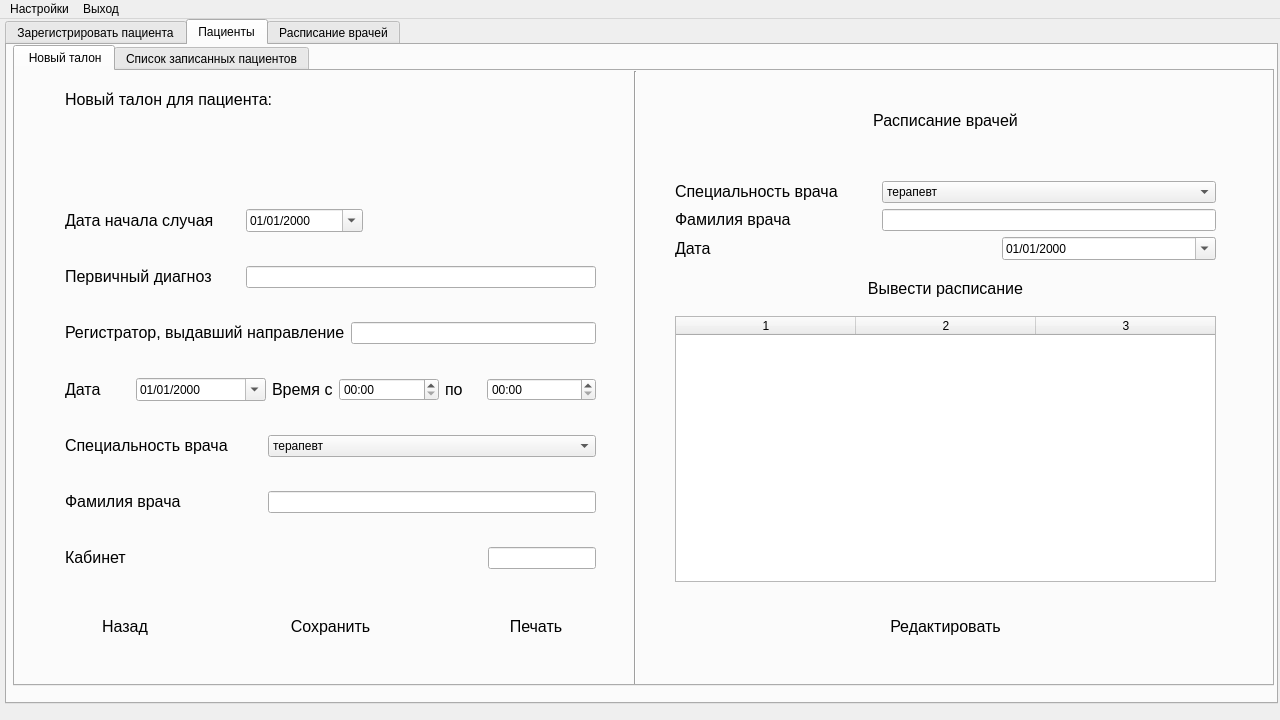
Above: 6th-semester/software-architecture/src/client/View/ApplicationViewUi.ui from theseChains/uni-assignments before the change. Below: the same form after it.
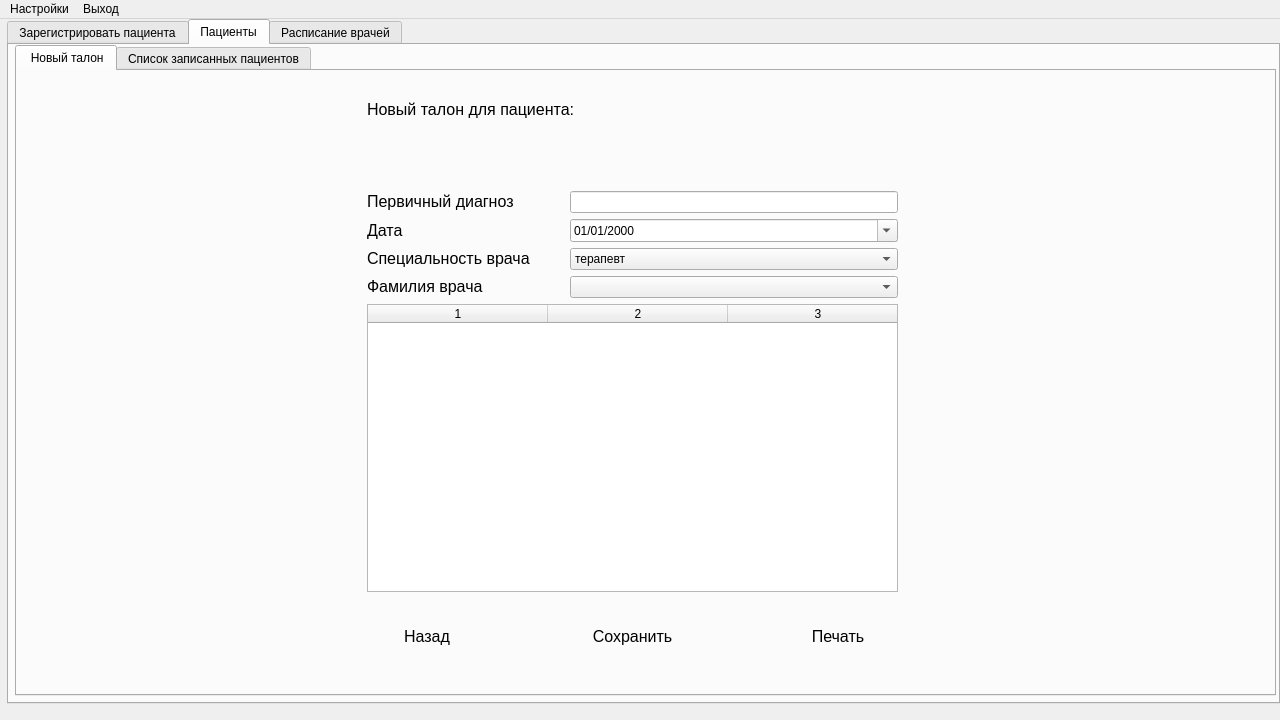
That is the form after the change. The open tabs and pages were chosen to show the change.

Commit message: Fetch id's for appointment and make buggy doctor last name fetching

What changed in the file:
```diff
--- a/6th-semester/software-architecture/src/client/View/ApplicationViewUi.ui
+++ b/6th-semester/software-architecture/src/client/View/ApplicationViewUi.ui
@@ -71,7 +71,7 @@
      <widget class="QTabWidget" name="RegistratorTabs">
       <property name="geometry">
        <rect>
-        <x>4</x>
+        <x>6</x>
         <y>0</y>
         <width>1273</width>
         <height>685</height>
@@ -1891,7 +1891,7 @@
             <x>4</x>
             <y>0</y>
             <width>1261</width>
-            <height>641</height>
+            <height>651</height>
            </rect>
           </property>
           <property name="currentIndex">
@@ -1904,52 +1904,15 @@
            <widget class="QWidget" name="verticalLayoutWidget_6">
             <property name="geometry">
              <rect>
-              <x>50</x>
-              <y>110</y>
+              <x>350</x>
+              <y>120</y>
               <width>531</width>
-              <height>421</height>
+              <height>401</height>
              </rect>
             </property>
-            <layout class="QVBoxLayout" name="verticalLayout_17">
+            <layout class="QVBoxLayout" name="verticalLayout_17" stretch="1,1,1,1,4">
              <item>
-              <layout class="QHBoxLayout" name="horizontalLayout_72" stretch="3,2,4">
-               <property name="spacing">
-                <number>6</number>
-               </property>
-               <item>
-                <widget class="QLabel" name="label_59">
-                 <property name="text">
-                  <string>&lt;html&gt;&lt;head/&gt;&lt;body&gt;&lt;p&gt;&lt;span style=&quot; font-size:12pt;&quot;&gt;Дата начала случая&lt;/span&gt;&lt;/p&gt;&lt;/body&gt;&lt;/html&gt;</string>
-                 </property>
-                </widget>
-               </item>
-               <item>
-                <widget class="QDateEdit" name="dateEdit_5">
-                 <property name="displayFormat">
-                  <string>dd/MM/yyyy</string>
-                 </property>
-                 <property name="calendarPopup">
-                  <bool>true</bool>
-                 </property>
-                </widget>
-               </item>
-               <item>
-                <spacer name="horizontalSpacer_6">
-                 <property name="orientation">
-                  <enum>Qt::Horizontal</enum>
-                 </property>
-                 <property name="sizeHint" stdset="0">
-                  <size>
-                   <width>40</width>
-                   <height>20</height>
-                  </size>
-                 </property>
-                </spacer>
-               </item>
-              </layout>
-             </item>
-             <item>
-              <layout class="QHBoxLayout" name="horizontalLayout_70" stretch="50,100">
+              <layout class="QHBoxLayout" name="horizontalLayout_70" stretch="3,5">
                <property name="spacing">
                 <number>6</number>
                </property>
@@ -1966,24 +1929,7 @@
               </layout>
              </item>
              <item>
-              <layout class="QHBoxLayout" name="horizontalLayout_73" stretch="50,100">
-               <property name="spacing">
-                <number>6</number>
-               </property>
-               <item>
-                <widget class="QLabel" name="label_61">
-                 <property name="text">
-                  <string>&lt;html&gt;&lt;head/&gt;&lt;body&gt;&lt;p&gt;&lt;span style=&quot; font-size:12pt;&quot;&gt;Регистратор, выдавший направление&lt;/span&gt;&lt;/p&gt;&lt;/body&gt;&lt;/html&gt;</string>
-                 </property>
-                </widget>
-               </item>
-               <item>
-                <widget class="QLineEdit" name="lineEdit_40"/>
-               </item>
-              </layout>
-             </item>
-             <item>
-              <layout class="QHBoxLayout" name="horizontalLayout_74" stretch="1,2,5">
+              <layout class="QHBoxLayout" name="horizontalLayout_74" stretch="3,5">
                <property name="spacing">
                 <number>6</number>
                </property>
@@ -2004,48 +1950,6 @@
                  </property>
                 </widget>
                </item>
-               <item>
-                <layout class="QHBoxLayout" name="horizontalLayout_76" stretch="1,2,3">
-                 <property name="spacing">
-                  <number>6</number>
-                 </property>
-                 <item>
-                  <widget class="QLabel" name="label_64">
-                   <property name="text">
-                    <string>&lt;html&gt;&lt;head/&gt;&lt;body&gt;&lt;p&gt;&lt;span style=&quot; font-size:12pt;&quot;&gt;Время с&lt;/span&gt;&lt;/p&gt;&lt;/body&gt;&lt;/html&gt;</string>
-                   </property>
-                  </widget>
-                 </item>
-                 <item>
-                  <widget class="QTimeEdit" name="timeEdit">
-                   <property name="displayFormat">
-                    <string>hh:mm</string>
-                   </property>
-                  </widget>
-                 </item>
-                 <item>
-                  <layout class="QHBoxLayout" name="horizontalLayout_77" stretch="1,3">
-                   <property name="spacing">
-                    <number>6</number>
-                   </property>
-                   <item>
-                    <widget class="QLabel" name="label_65">
-                     <property name="text">
-                      <string>&lt;html&gt;&lt;head/&gt;&lt;body&gt;&lt;p&gt;&lt;span style=&quot; font-size:12pt;&quot;&gt;по&lt;/span&gt;&lt;/p&gt;&lt;/body&gt;&lt;/html&gt;</string>
-                     </property>
-                    </widget>
-                   </item>
-                   <item>
-                    <widget class="QTimeEdit" name="timeEdit_2">
-                     <property name="displayFormat">
-                      <string>hh:mm</string>
-                     </property>
-                    </widget>
-                   </item>
-                  </layout>
-                 </item>
-                </layout>
-               </item>
               </layout>
              </item>
              <item>
@@ -2099,44 +2003,36 @@
                 </widget>
                </item>
                <item>
-                <widget class="QLineEdit" name="lineEdit_45"/>
+                <widget class="QComboBox" name="PatientTalonDoctorLastName"/>
                </item>
               </layout>
              </item>
              <item>
-              <layout class="QHBoxLayout" name="horizontalLayout_80" stretch="3,0">
-               <property name="spacing">
-                <number>6</number>
+              <widget class="QTableWidget" name="PatientTalonScheduleTable">
+               <property name="horizontalScrollBarPolicy">
+                <enum>Qt::ScrollBarAlwaysOff</enum>
                </property>
-               <item>
-                <widget class="QLabel" name="label_68">
-                 <property name="sizePolicy">
-                  <sizepolicy hsizetype="Preferred" vsizetype="Minimum">
-                   <horstretch>0</horstretch>
-                   <verstretch>0</verstretch>
-                  </sizepolicy>
-                 </property>
-                 <property name="text">
-                  <string>&lt;html&gt;&lt;head/&gt;&lt;body&gt;&lt;p&gt;&lt;span style=&quot; font-size:12pt;&quot;&gt;Кабинет&lt;/span&gt;&lt;/p&gt;&lt;/body&gt;&lt;/html&gt;</string>
-                 </property>
-                </widget>
-               </item>
-               <item>
-                <widget class="QLineEdit" name="lineEdit_41">
-                 <property name="readOnly">
-                  <bool>true</bool>
-                 </property>
-                </widget>
-               </item>
-              </layout>
+               <property name="columnCount">
+                <number>3</number>
+               </property>
+               <attribute name="horizontalHeaderDefaultSectionSize">
+                <number>180</number>
+               </attribute>
+               <attribute name="verticalHeaderVisible">
+                <bool>false</bool>
+               </attribute>
+               <column/>
+               <column/>
+               <column/>
+              </widget>
              </item>
             </layout>
            </widget>
            <widget class="QWidget" name="verticalLayoutWidget_7">
             <property name="geometry">
              <rect>
-              <x>50</x>
-              <y>10</y>
+              <x>350</x>
+              <y>20</y>
               <width>531</width>
               <height>80</height>
              </rect>
@@ -2163,191 +2059,11 @@
              </item>
             </layout>
            </widget>
-           <widget class="QWidget" name="verticalLayoutWidget_8">
-            <property name="geometry">
-             <rect>
-              <x>660</x>
-              <y>10</y>
-              <width>541</width>
-              <height>80</height>
-             </rect>
-            </property>
-            <layout class="QVBoxLayout" name="verticalLayout_21">
-             <item>
-              <widget class="QLabel" name="label_79">
-               <property name="text">
-                <string>&lt;html&gt;&lt;head/&gt;&lt;body&gt;&lt;p align=&quot;center&quot;&gt;&lt;span style=&quot; font-size:12pt;&quot;&gt;Расписание врачей&lt;/span&gt;&lt;/p&gt;&lt;/body&gt;&lt;/html&gt;</string>
-               </property>
-              </widget>
-             </item>
-            </layout>
-           </widget>
-           <widget class="QWidget" name="verticalLayoutWidget_9">
-            <property name="geometry">
-             <rect>
-              <x>660</x>
-              <y>110</y>
-              <width>541</width>
-              <height>401</height>
-             </rect>
-            </property>
-            <layout class="QVBoxLayout" name="verticalLayout_22" stretch="1,1,1,1,6">
-             <item>
-              <layout class="QHBoxLayout" name="horizontalLayout_96" stretch="3,5">
-               <property name="spacing">
-                <number>6</number>
-               </property>
-               <item>
-                <widget class="QLabel" name="label_86">
-                 <property name="text">
-                  <string>&lt;html&gt;&lt;head/&gt;&lt;body&gt;&lt;p&gt;&lt;span style=&quot; font-size:12pt;&quot;&gt;Специальность врача&lt;/span&gt;&lt;/p&gt;&lt;/body&gt;&lt;/html&gt;</string>
-                 </property>
-                </widget>
-               </item>
-               <item>
-                <widget class="QComboBox" name="comboBox_11">
-                 <item>
-                  <property name="text">
-                   <string>терапевт</string>
-                  </property>
-                 </item>
-                 <item>
-                  <property name="text">
-                   <string>лаборант</string>
-                  </property>
-                 </item>
-                 <item>
-                  <property name="text">
-                   <string>кардиолог</string>
-                  </property>
-                 </item>
-                 <item>
-                  <property name="text">
-                   <string>офтальмолог</string>
-                  </property>
-                 </item>
-                </widget>
-               </item>
-              </layout>
-             </item>
-             <item>
-              <layout class="QHBoxLayout" name="horizontalLayout_97" stretch="3,5">
-               <property name="spacing">
-                <number>6</number>
-               </property>
-               <item>
-                <widget class="QLabel" name="label_87">
-                 <property name="text">
-                  <string>&lt;html&gt;&lt;head/&gt;&lt;body&gt;&lt;p&gt;&lt;span style=&quot; font-size:12pt;&quot;&gt;Фамилия врача&lt;/span&gt;&lt;/p&gt;&lt;/body&gt;&lt;/html&gt;</string>
-                 </property>
-                </widget>
-               </item>
-               <item>
-                <widget class="QLineEdit" name="lineEdit_51"/>
-               </item>
-              </layout>
-             </item>
-             <item>
-              <layout class="QHBoxLayout" name="horizontalLayout_90" stretch="3,2">
-               <property name="spacing">
-                <number>6</number>
-               </property>
-               <item>
-                <widget class="QLabel" name="label_80">
-                 <property name="text">
-                  <string>&lt;html&gt;&lt;head/&gt;&lt;body&gt;&lt;p&gt;&lt;span style=&quot; font-size:12pt;&quot;&gt;Дата&lt;/span&gt;&lt;/p&gt;&lt;/body&gt;&lt;/html&gt;</string>
-                 </property>
-                </widget>
-               </item>
-               <item>
-                <widget class="QDateEdit" name="dateEdit_9">
-                 <property name="displayFormat">
-                  <string>dd/MM/yyyy</string>
-                 </property>
-                 <property name="calendarPopup">
-                  <bool>true</bool>
-                 </property>
-                </widget>
-               </item>
-              </layout>
-             </item>
-             <item>
-              <layout class="QHBoxLayout" name="horizontalLayout_98" stretch="3,4,3">
-               <property name="spacing">
-                <number>6</number>
-               </property>
-               <item>
-                <spacer name="horizontalSpacer_30">
-                 <property name="orientation">
-                  <enum>Qt::Horizontal</enum>
-                 </property>
-                 <property name="sizeHint" stdset="0">
-                  <size>
-                   <width>40</width>
-                   <height>20</height>
-                  </size>
-                 </property>
-                </spacer>
-               </item>
-               <item>
-                <widget class="QPushButton" name="pushButton_6">
-                 <property name="sizePolicy">
-                  <sizepolicy hsizetype="Minimum" vsizetype="Preferred">
-                   <horstretch>0</horstretch>
-                   <verstretch>0</verstretch>
-                  </sizepolicy>
-                 </property>
-                 <property name="font">
-                  <font>
-                   <pointsize>12</pointsize>
-                  </font>
-                 </property>
-                 <property name="styleSheet">
-                  <string notr="true">border-radius: 18px;</string>
-                 </property>
-                 <property name="text">
-                  <string>Вывести расписание</string>
-                 </property>
-                </widget>
-               </item>
-               <item>
-                <spacer name="horizontalSpacer_31">
-                 <property name="orientation">
-                  <enum>Qt::Horizontal</enum>
-                 </property>
-                 <property name="sizeHint" stdset="0">
-                  <size>
-                   <width>40</width>
-                   <height>20</height>
-                  </size>
-                 </property>
-                </spacer>
-               </item>
-              </layout>
-             </item>
-             <item>
-              <widget class="QTableWidget" name="TalonPageScheduleTable">
-               <property name="horizontalScrollBarPolicy">
-                <enum>Qt::ScrollBarAlwaysOff</enum>
-               </property>
-               <property name="columnCount">
-                <number>3</number>
-               </property>
-               <attribute name="horizontalHeaderDefaultSectionSize">
-                <number>180</number>
-               </attribute>
-               <column/>
-               <column/>
-               <column/>
-              </widget>
-             </item>
-            </layout>
-           </widget>
            <widget class="QWidget" name="horizontalLayoutWidget_31">
             <property name="geometry">
              <rect>
-              <x>50</x>
-              <y>530</y>
+              <x>350</x>
+              <y>540</y>
               <width>531</width>
               <height>51</height>
              </rect>
@@ -2444,78 +2160,6 @@
              </item>
             </layout>
            </widget>
-           <widget class="QWidget" name="horizontalLayoutWidget_32">
-            <property name="geometry">
-             <rect>
-              <x>660</x>
-              <y>530</y>
-              <width>541</width>
-              <height>51</height>
-             </rect>
-            </property>
-            <layout class="QHBoxLayout" name="horizontalLayout_95" stretch="2,3,2">
-             <item>
-              <spacer name="horizontalSpacer_34">
-               <property name="orientation">
-                <enum>Qt::Horizontal</enum>
-               </property>
-               <property name="sizeHint" stdset="0">
-                <size>
-                 <width>40</width>
-                 <height>20</height>
-                </size>
-               </property>
-              </spacer>
-             </item>
-             <item>
-              <widget class="QPushButton" name="TalonPageEditScheduleButton">
-               <property name="sizePolicy">
-                <sizepolicy hsizetype="Minimum" vsizetype="Preferred">
-                 <horstretch>0</horstretch>
-                 <verstretch>0</verstretch>
-                </sizepolicy>
-               </property>
-               <property name="font">
-                <font>
-                 <pointsize>12</pointsize>
-                </font>
-               </property>
-               <property name="styleSheet">
-                <string notr="true">border-radius: 25px;</string>
-               </property>
-               <property name="text">
-                <string>Редактировать</string>
-               </property>
-              </widget>
-             </item>
-             <item>
-              <spacer name="horizontalSpacer_35">
-               <property name="orientation">
-                <enum>Qt::Horizontal</enum>
-               </property>
-               <property name="sizeHint" stdset="0">
-                <size>
-                 <width>40</width>
-                 <height>20</height>
-                </size>
-               </property>
-              </spacer>
-             </item>
-            </layout>
-           </widget>
-           <widget class="Line" name="line">
-            <property name="geometry">
-             <rect>
-              <x>610</x>
-              <y>0</y>
-              <width>20</width>
-              <height>613</height>
-             </rect>
-            </property>
-            <property name="orientation">
-             <enum>Qt::Vertical</enum>
-            </property>
-           </widget>
           </widget>
           <widget class="QWidget" name="tab_2">
            <attribute name="title">
```
Left out of the diff: 68 changed lines with no effect on the pictures. The commit also changes 13 other files.
